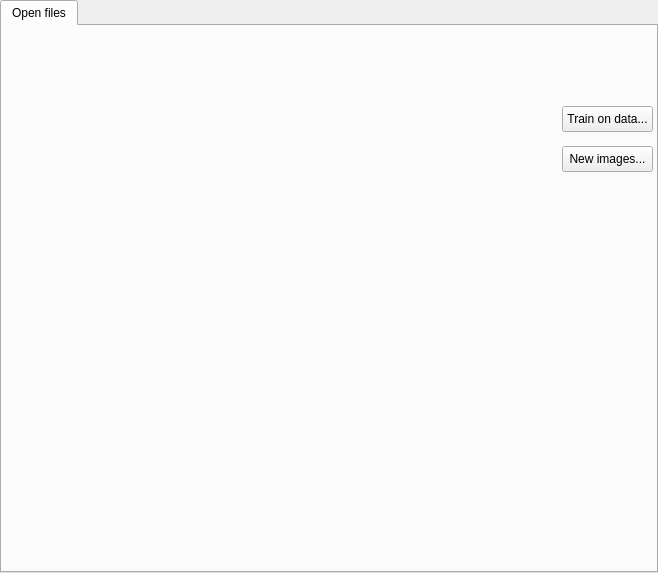
Before: the Qt Designer form display/maindisplay.ui in phecy/ImageSorter, drawn with Qt 5.
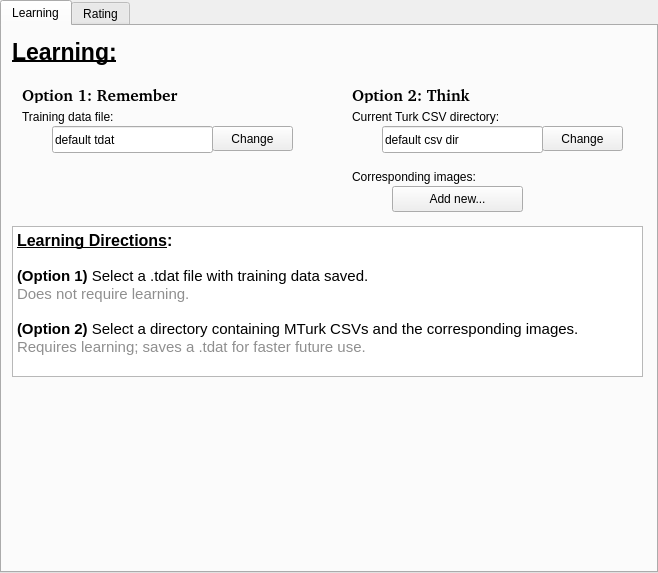
After: the same form once the commit is applied.

Commit message: Updated layout, but not yet functional

What changed in the file:
```diff
--- a/display/maindisplay.ui
+++ b/display/maindisplay.ui
@@ -18,32 +18,239 @@
   </property>
   <widget class="QWidget" name="tab">
    <attribute name="title">
-    <string>Open files</string>
+    <string>Learning</string>
    </attribute>
    <widget class="QPushButton" name="trainButton">
     <property name="geometry">
      <rect>
-      <x>560</x>
-      <y>80</y>
-      <width>91</width>
+      <x>390</x>
+      <y>160</y>
+      <width>131</width>
       <height>26</height>
      </rect>
     </property>
     <property name="text">
-     <string>Train on data...</string>
+     <string>Add new...</string>
     </property>
    </widget>
+   <widget class="QLineEdit" name="csv_var">
+    <property name="geometry">
+     <rect>
+      <x>380</x>
+      <y>100</y>
+      <width>161</width>
+      <height>27</height>
+     </rect>
+    </property>
+    <property name="text">
+     <string>default csv dir</string>
+    </property>
+    <property name="readOnly">
+     <bool>true</bool>
+    </property>
+   </widget>
+   <widget class="QLabel" name="csv_label">
+    <property name="geometry">
+     <rect>
+      <x>350</x>
+      <y>80</y>
+      <width>201</width>
+      <height>21</height>
+     </rect>
+    </property>
+    <property name="text">
+     <string>Current Turk CSV directory:</string>
+    </property>
+   </widget>
+   <widget class="QLabel" name="learning">
+    <property name="geometry">
+     <rect>
+      <x>10</x>
+      <y>10</y>
+      <width>191</width>
+      <height>31</height>
+     </rect>
+    </property>
+    <property name="font">
+     <font>
+      <pointsize>17</pointsize>
+      <weight>75</weight>
+      <bold>true</bold>
+      <underline>true</underline>
+     </font>
+    </property>
+    <property name="text">
+     <string>Learning:</string>
+    </property>
+   </widget>
+   <widget class="QToolButton" name="csv_change">
+    <property name="geometry">
+     <rect>
+      <x>540</x>
+      <y>100</y>
+      <width>81</width>
+      <height>25</height>
+     </rect>
+    </property>
+    <property name="text">
+     <string>Change</string>
+    </property>
+   </widget>
+   <widget class="QLabel" name="imgs_label">
+    <property name="geometry">
+     <rect>
+      <x>350</x>
+      <y>140</y>
+      <width>201</width>
+      <height>21</height>
+     </rect>
+    </property>
+    <property name="text">
+     <string>Corresponding images:</string>
+    </property>
+   </widget>
+   <widget class="QTextBrowser" name="directions">
+    <property name="geometry">
+     <rect>
+      <x>10</x>
+      <y>200</y>
+      <width>631</width>
+      <height>151</height>
+     </rect>
+    </property>
+    <property name="html">
+     <string>&lt;!DOCTYPE HTML PUBLIC &quot;-//W3C//DTD HTML 4.0//EN&quot; &quot;http://www.w3.org/TR/REC-html40/strict.dtd&quot;&gt;
+&lt;html&gt;&lt;head&gt;&lt;meta name=&quot;qrichtext&quot; content=&quot;1&quot; /&gt;&lt;style type=&quot;text/css&quot;&gt;
+p, li { white-space: pre-wrap; }
+&lt;/style&gt;&lt;/head&gt;&lt;body style=&quot; font-family:'Cantarell'; font-size:11pt; font-weight:400; font-style:normal;&quot;&gt;
+&lt;p style=&quot; margin-top:0px; margin-bottom:0px; margin-left:0px; margin-right:0px; -qt-block-indent:0; text-indent:0px;&quot;&gt;&lt;span style=&quot; font-size:12pt; font-weight:600; text-decoration: underline;&quot;&gt;Learning Directions&lt;/span&gt;&lt;span style=&quot; font-size:12pt; font-weight:600;&quot;&gt;:&lt;/span&gt;&lt;/p&gt;
+&lt;p style=&quot; margin-top:0px; margin-bottom:0px; margin-left:0px; margin-right:0px; -qt-block-indent:0; text-indent:0px;&quot;&gt;&lt;br /&gt;&lt;span style=&quot; font-weight:600;&quot;&gt;(Option 1) &lt;/span&gt;Select a .tdat file with training data saved.&lt;/p&gt;
+&lt;p style=&quot; margin-top:0px; margin-bottom:0px; margin-left:0px; margin-right:0px; -qt-block-indent:0; text-indent:0px;&quot;&gt;&lt;span style=&quot; color:#8f8f8f;&quot;&gt;Does not require learning.&lt;/span&gt;&lt;/p&gt;
+&lt;p style=&quot; margin-top:0px; margin-bottom:0px; margin-left:0px; margin-right:0px; -qt-block-indent:0; text-indent:0px;&quot;&gt;&lt;br /&gt;&lt;span style=&quot; font-weight:600;&quot;&gt;(Option 2)&lt;/span&gt; Select a directory containing MTurk CSVs and the corresponding images.&lt;/p&gt;
+&lt;p style=&quot; margin-top:0px; margin-bottom:0px; margin-left:0px; margin-right:0px; -qt-block-indent:0; text-indent:0px;&quot;&gt;&lt;span style=&quot; color:#8f8f8f;&quot;&gt;Requires learning; saves a .tdat for faster future use.&lt;/span&gt;&lt;/p&gt;&lt;/body&gt;&lt;/html&gt;</string>
+    </property>
+   </widget>
+   <widget class="QLineEdit" name="tdat_var">
+    <property name="geometry">
+     <rect>
+      <x>50</x>
+      <y>100</y>
+      <width>161</width>
+      <height>27</height>
+     </rect>
+    </property>
+    <property name="text">
+     <string>default tdat</string>
+    </property>
+    <property name="readOnly">
+     <bool>true</bool>
+    </property>
+   </widget>
+   <widget class="QLabel" name="tdat_label">
+    <property name="geometry">
+     <rect>
+      <x>20</x>
+      <y>80</y>
+      <width>201</width>
+      <height>21</height>
+     </rect>
+    </property>
+    <property name="text">
+     <string>Training data file:</string>
+    </property>
+   </widget>
+   <widget class="QToolButton" name="tdat_change">
+    <property name="geometry">
+     <rect>
+      <x>210</x>
+      <y>100</y>
+      <width>81</width>
+      <height>25</height>
+     </rect>
+    </property>
+    <property name="text">
+     <string>Change</string>
+    </property>
+   </widget>
+   <widget class="QLabel" name="option1">
+    <property name="geometry">
+     <rect>
+      <x>20</x>
+      <y>60</y>
+      <width>161</width>
+      <height>17</height>
+     </rect>
+    </property>
+    <property name="font">
+     <font>
+      <family>Bitstream Charter</family>
+      <pointsize>12</pointsize>
+      <weight>75</weight>
+      <bold>true</bold>
+     </font>
+    </property>
+    <property name="text">
+     <string>Option 1: Remember</string>
+    </property>
+   </widget>
+   <widget class="QLabel" name="option2">
+    <property name="geometry">
+     <rect>
+      <x>350</x>
+      <y>60</y>
+      <width>161</width>
+      <height>17</height>
+     </rect>
+    </property>
+    <property name="font">
+     <font>
+      <family>Bitstream Charter</family>
+      <pointsize>12</pointsize>
+      <weight>75</weight>
+      <bold>true</bold>
+     </font>
+    </property>
+    <property name="text">
+     <string>Option 2: Think</string>
+    </property>
+   </widget>
+  </widget>
+  <widget class="QWidget" name="tab_2">
+   <attribute name="title">
+    <string>Rating</string>
+   </attribute>
    <widget class="QPushButton" name="newImgButton">
     <property name="geometry">
      <rect>
-      <x>560</x>
-      <y>120</y>
-      <width>91</width>
+      <x>30</x>
+      <y>50</y>
+      <width>171</width>
       <height>26</height>
      </rect>
     </property>
     <property name="text">
-     <string>New images...</string>
+     <string>Rate new images...</string>
+    </property>
+   </widget>
+   <widget class="QLabel" name="rating">
+    <property name="geometry">
+     <rect>
+      <x>10</x>
+      <y>10</y>
+      <width>191</width>
+      <height>31</height>
+     </rect>
+    </property>
+    <property name="font">
+     <font>
+      <pointsize>17</pointsize>
+      <weight>75</weight>
+      <bold>true</bold>
+      <underline>true</underline>
+     </font>
+    </property>
+    <property name="text">
+     <string>Rating</string>
     </property>
    </widget>
   </widget>
```
The commit also changes 1 other file.
